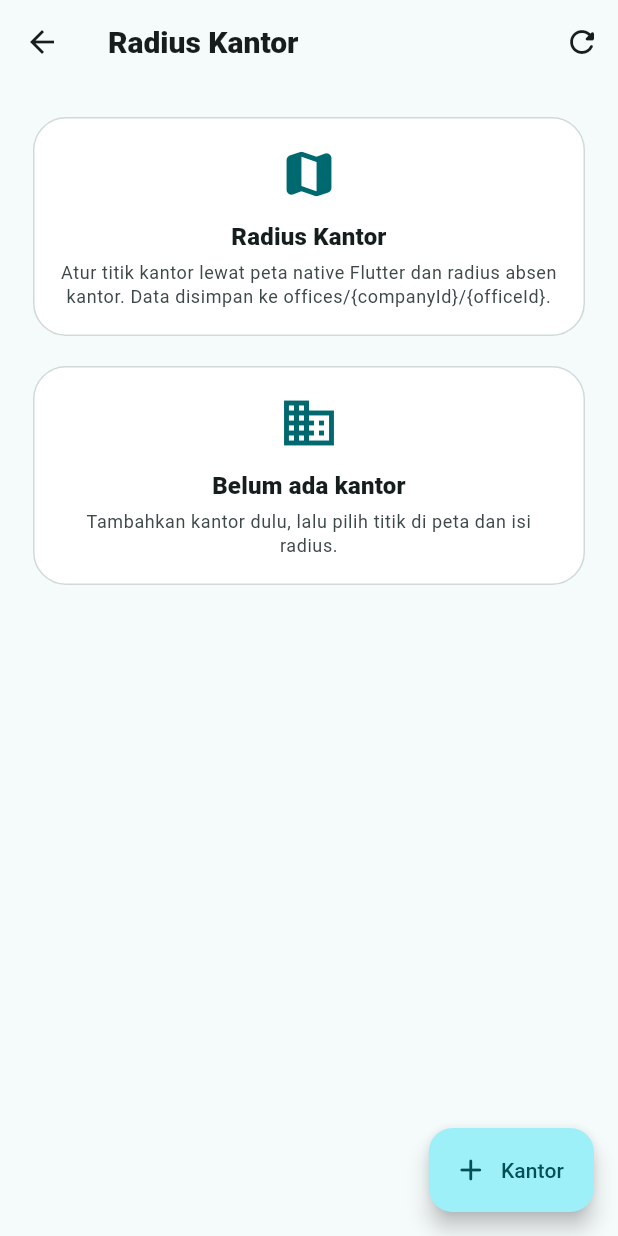
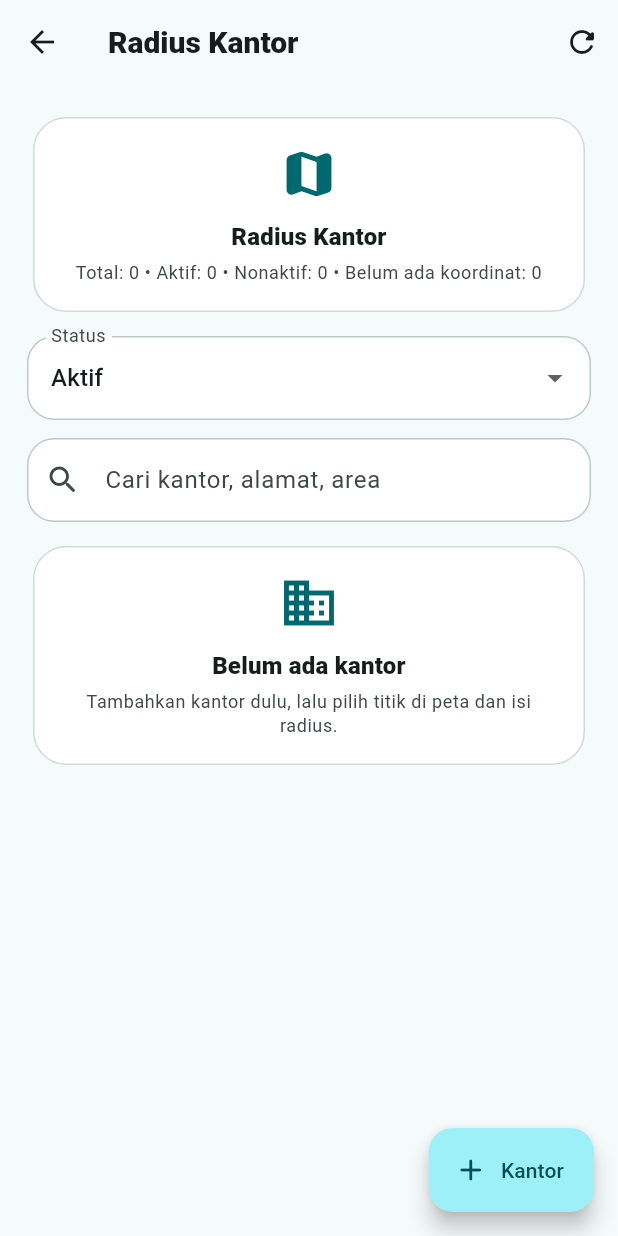
Before and after one commit to argajienbi/adminmypresence, a Flutter app: the OfficeRadiusPage screen opened directly with empty values, on a phone screen of 412 x 824 dp. Run offline on Flutter 3.47's test engine with Material 3 defaults, Android fonts, the phone set to English and light mode, and no system bars; our stand-ins replace cloud_firestore, firebase_auth, firebase_core, firebase_database, flutter_map, latlong2 and 1 more; missing offline and left inert: excel; accounts and stored records are empty.

Commit message:
Add office radius search and status filter

```diff
--- a/lib/features/offices/office_radius_page.dart
+++ b/lib/features/offices/office_radius_page.dart
@@ -17,6 +17,8 @@ class OfficeRadiusPage extends StatefulWidget {
 
 class _OfficeRadiusPageState extends State<OfficeRadiusPage> {
   late Future<List<OfficeRadiusRecord>> future;
+  String query = '';
+  String statusFilter = 'active';
 
   @override
   void initState() {
@@ -40,14 +42,27 @@ class _OfficeRadiusPageState extends State<OfficeRadiusPage> {
         id: entry.key,
         name: _read(value, const ['name', 'nama', 'office_name']).ifEmpty(entry.key),
         address: _read(value, const ['address', 'alamat', 'location_name']),
+        areaName: _read(value, const ['area_name', 'area', 'wilayah']),
         latitude: _toDouble(value['latitude'] ?? value['lat']),
         longitude: _toDouble(value['longitude'] ?? value['lng'] ?? value['long']),
         radius: _toDouble(value['radius_meter'] ?? value['radius'] ?? value['geofence_radius']).ifZero(100),
+        active: value['active'] != false && value['status']?.toString().toLowerCase() != 'inactive',
       );
     }).toList();
 
     rows.sort((a, b) => a.name.toLowerCase().compareTo(b.name.toLowerCase()));
     return rows;
+  }
+
+  List<OfficeRadiusRecord> filtered(List<OfficeRadiusRecord> rows) {
+    final q = query.trim().toLowerCase();
+    return rows.where((office) {
+      if (statusFilter == 'active' && !office.active) return false;
+      if (statusFilter == 'inactive' && office.active) return false;
+      if (q.isEmpty) return true;
+      final text = '${office.name} ${office.address} ${office.areaName}'.toLowerCase();
+      return text.contains(q);
+    }).toList();
   }
 
   Future<void> openForm([OfficeRadiusRecord? office]) async {
@@ -81,15 +96,35 @@ class _OfficeRadiusPageState extends State<OfficeRadiusPage> {
       body: FutureBuilder<List<OfficeRadiusRecord>>(
         future: future,
         builder: (context, snapshot) {
-          final offices = snapshot.data ?? const <OfficeRadiusRecord>[];
+          final all = snapshot.data ?? const <OfficeRadiusRecord>[];
+          final offices = filtered(all);
+          final active = all.where((office) => office.active).length;
+          final inactive = all.length - active;
+          final missingLocation = all.where((office) => office.latitude == 0 || office.longitude == 0).length;
 
           return ListView(
             padding: const EdgeInsets.all(18),
             children: [
-              const MessageCard(
+              MessageCard(
                 title: 'Radius Kantor',
-                message: 'Atur titik kantor lewat peta native Flutter dan radius absen kantor. Data disimpan ke offices/{companyId}/{officeId}.',
+                message: 'Total: ${all.length} • Aktif: $active • Nonaktif: $inactive • Belum ada koordinat: $missingLocation',
                 icon: Icons.map_rounded,
+              ),
+              const SizedBox(height: 12),
+              DropdownButtonFormField<String>(
+                value: statusFilter,
+                decoration: const InputDecoration(labelText: 'Status'),
+                items: const [
+                  DropdownMenuItem(value: 'active', child: Text('Aktif')),
+                  DropdownMenuItem(value: 'inactive', child: Text('Nonaktif')),
+                  DropdownMenuItem(value: 'all', child: Text('Semua')),
+                ],
+                onChanged: (value) => setState(() => statusFilter = value ?? 'active'),
+              ),
+              const SizedBox(height: 12),
+              TextField(
+                onChanged: (value) => setState(() => query = value),
+                decoration: const InputDecoration(labelText: 'Cari kantor, alamat, area', prefixIcon: Icon(Icons.search_rounded)),
               ),
               const SizedBox(height: 12),
               if (snapshot.connectionState == ConnectionState.waiting)
@@ -113,13 +148,13 @@ class _OfficeRadiusPageState extends State<OfficeRadiusPage> {
                 ...offices.map(
                   (office) => Card(
                     child: ListTile(
-                      leading: const CircleAvatar(child: Icon(Icons.business_rounded)),
+                      leading: CircleAvatar(child: Icon(office.active ? Icons.business_rounded : Icons.business_outlined)),
                       title: Text(
                         office.name,
                         style: const TextStyle(fontWeight: FontWeight.w900),
                       ),
                       subtitle: Text(
-                        '${office.address.ifEmpty('-')}\nLat ${office.latitude}, Lng ${office.longitude}, Radius ${office.radius.toStringAsFixed(0)} m',
+                        '${office.address.ifEmpty('-')}\n${office.areaName.ifEmpty('-')} • Lat ${office.latitude}, Lng ${office.longitude}, Radius ${office.radius.toStringAsFixed(0)} m',
                       ),
                       isThreeLine: true,
                       trailing: const Icon(Icons.chevron_right_rounded),
@@ -334,17 +369,21 @@ class OfficeRadiusRecord {
     required this.id,
     required this.name,
     required this.address,
+    required this.areaName,
     required this.latitude,
     required this.longitude,
     required this.radius,
+    required this.active,
   });
 
   final String id;
   final String name;
   final String address;
+  final String areaName;
   final double latitude;
   final double longitude;
   final double radius;
+  final bool active;
 }
 
 Map<String, dynamic>? _asMap(Object? value) {
```
